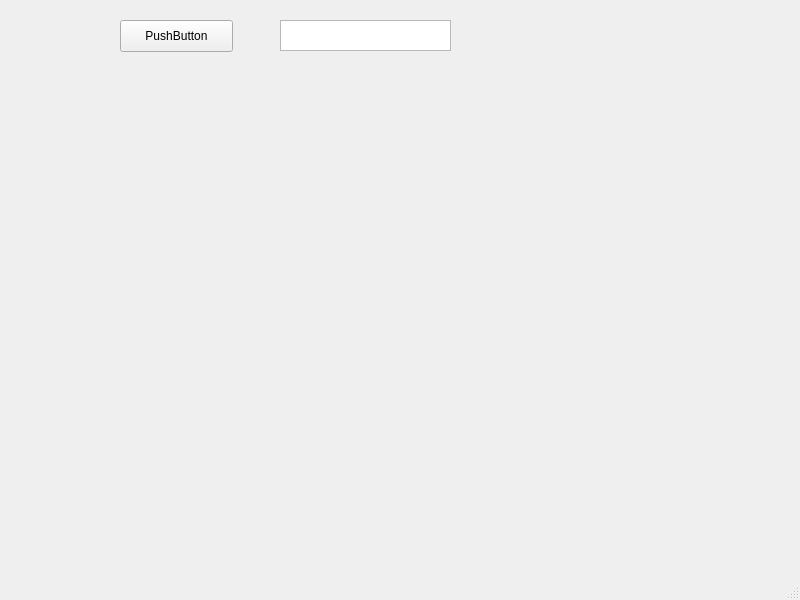
The window that WindowBuild.ui (HowardQian201/Martel_Assassins) describes before a commit, drawn with Qt 5.
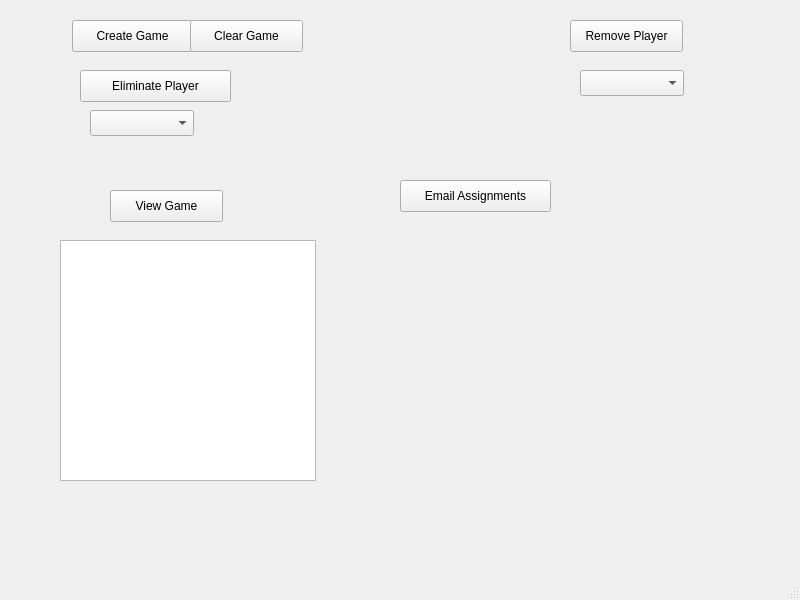
The same window after the commit.

Commit message: Added basic Window Build

Patch:
```diff
--- a/WindowBuild.ui
+++ b/WindowBuild.ui
@@ -17,23 +17,108 @@
    <widget class="QPushButton" name="pushButton">
     <property name="geometry">
      <rect>
-      <x>120</x>
+      <x>72</x>
       <y>20</y>
+      <width>121</width>
+      <height>32</height>
+     </rect>
+    </property>
+    <property name="text">
+     <string>Create Game</string>
+    </property>
+   </widget>
+   <widget class="QPushButton" name="pushButton_2">
+    <property name="geometry">
+     <rect>
+      <x>190</x>
+      <y>20</y>
       <width>113</width>
       <height>32</height>
      </rect>
     </property>
     <property name="text">
-     <string>PushButton</string>
+     <string>Clear Game</string>
     </property>
    </widget>
-   <widget class="QPlainTextEdit" name="plainTextEdit">
+   <widget class="QPushButton" name="pushButton_3">
     <property name="geometry">
      <rect>
-      <x>280</x>
+      <x>80</x>
+      <y>70</y>
+      <width>151</width>
+      <height>32</height>
+     </rect>
+    </property>
+    <property name="text">
+     <string>Eliminate Player</string>
+    </property>
+   </widget>
+   <widget class="QPushButton" name="pushButton_4">
+    <property name="geometry">
+     <rect>
+      <x>570</x>
       <y>20</y>
-      <width>171</width>
-      <height>31</height>
+      <width>113</width>
+      <height>32</height>
+     </rect>
+    </property>
+    <property name="text">
+     <string>Remove Player</string>
+    </property>
+   </widget>
+   <widget class="QComboBox" name="comboBox">
+    <property name="geometry">
+     <rect>
+      <x>90</x>
+      <y>110</y>
+      <width>104</width>
+      <height>26</height>
+     </rect>
+    </property>
+   </widget>
+   <widget class="QComboBox" name="comboBox_2">
+    <property name="geometry">
+     <rect>
+      <x>580</x>
+      <y>70</y>
+      <width>104</width>
+      <height>26</height>
+     </rect>
+    </property>
+   </widget>
+   <widget class="QPushButton" name="pushButton_5">
+    <property name="geometry">
+     <rect>
+      <x>110</x>
+      <y>190</y>
+      <width>113</width>
+      <height>32</height>
+     </rect>
+    </property>
+    <property name="text">
+     <string>View Game</string>
+    </property>
+   </widget>
+   <widget class="QPushButton" name="pushButton_6">
+    <property name="geometry">
+     <rect>
+      <x>400</x>
+      <y>180</y>
+      <width>151</width>
+      <height>32</height>
+     </rect>
+    </property>
+    <property name="text">
+     <string>Email Assignments</string>
+    </property>
+   </widget>
+   <widget class="QTextBrowser" name="textBrowser">
+    <property name="geometry">
+     <rect>
+      <x>60</x>
+      <y>240</y>
+      <width>256</width>
+      <height>241</height>
      </rect>
     </property>
    </widget>
```
The commit also changes 4 other files.
